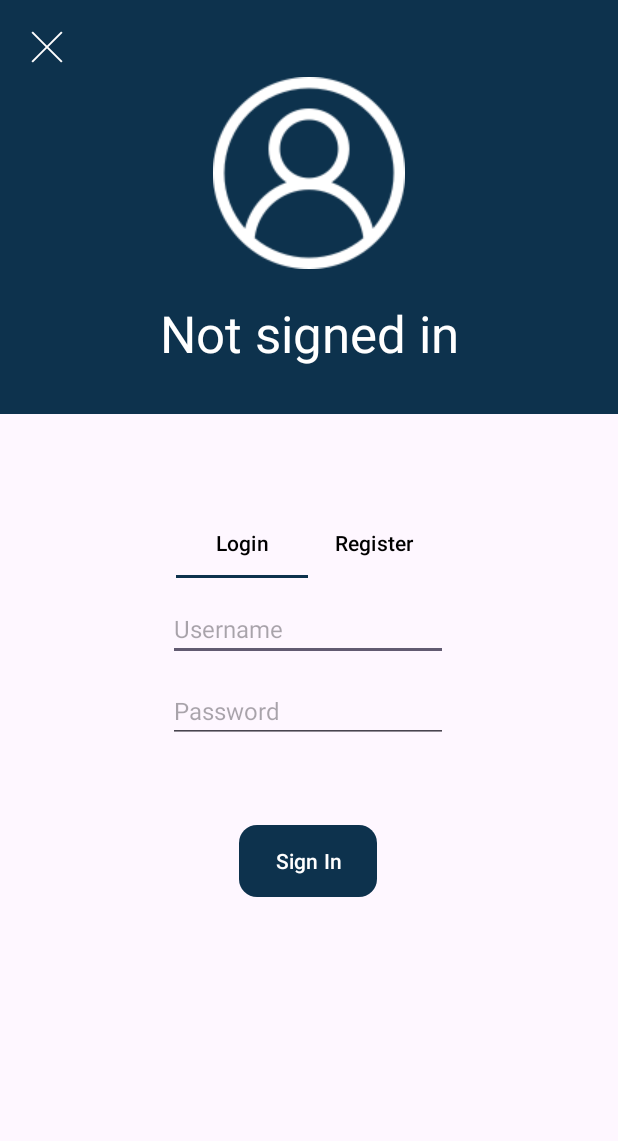
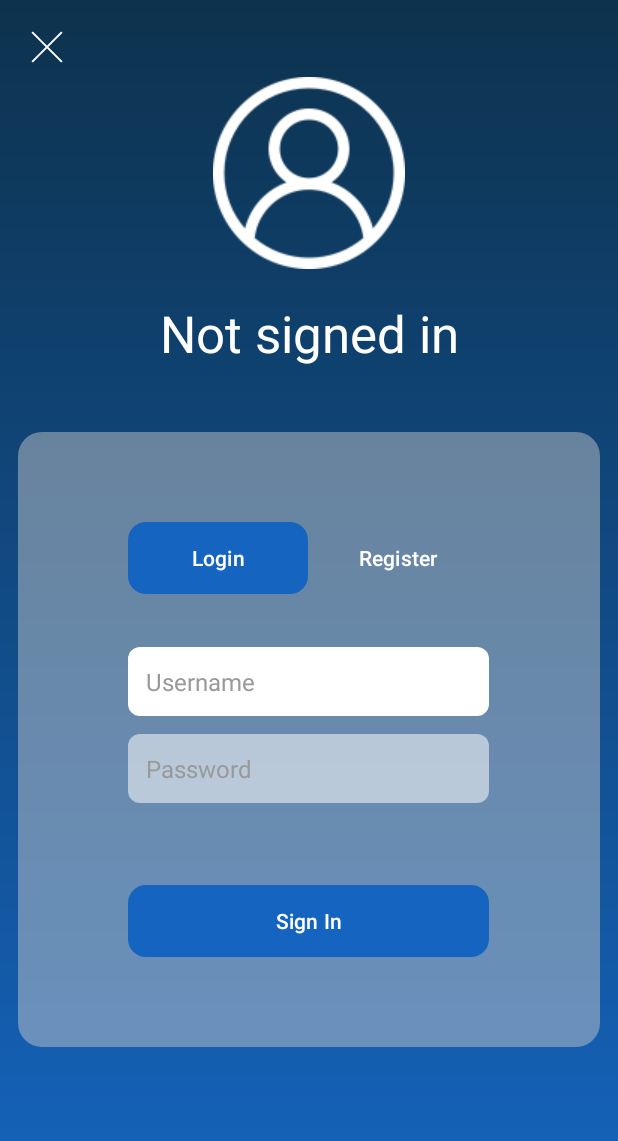
Before and after one commit to UOASOFTENG306/project-1-project-1-team-25, an Android app: the UserNotInActivity screen opened directly, with no data from a screen before it, on a phone screen of 412 x 824 dp. Shown: the top 1141 px of the screen. Run offline under Robolectric (Android 15) with nearby library versions, the phone set to English and light mode, and no system bars; our stand-ins replace Firebase (no records; nobody signed in at launch, a user with empty details on screens opened directly).

Commit message:
feat: Revamp the login/register page

```diff
--- a/app/src/main/res/drawable/active_button_style.xml
+++ b/app/src/main/res/drawable/active_button_style.xml
@@ -1,14 +1,19 @@
 <?xml version="1.0" encoding="utf-8"?>
 <!-- res/drawable/bottom_border.xml -->
-<layer-list xmlns:android="http://schemas.android.com/apk/res/android">
-    <item
-        android:bottom="1dp"
-        android:left="-3dp"
-        android:right="-3dp"
-        android:top="-3dp">
-        <shape android:shape="rectangle">
-            <solid android:color="#00000000" /> <!-- Transparent color -->
-            <stroke android:color="@color/main" android:width="2dp" /> <!-- Border width -->
-        </shape>
-    </item>
-</layer-list>
+<shape xmlns:android="http://schemas.android.com/apk/res/android">
+    <solid android:color="@color/secondary" />
+    <corners android:radius="12dp" /> <!-- Adjust the radius as needed -->
+</shape>
+
+<!--<layer-list xmlns:android="http://schemas.android.com/apk/res/android">-->
+<!--    <item-->
+<!--        android:bottom="1dp"-->
+<!--        android:left="-3dp"-->
+<!--        android:right="-3dp"-->
+<!--        android:top="-3dp">-->
+<!--        <shape android:shape="rectangle">-->
+<!--            <solid android:color="#ffffff" /> &lt;!&ndash; Transparent color &ndash;&gt;-->
+<!--            <stroke android:color="@color/main" android:width="2dp" /> &lt;!&ndash; Border width &ndash;&gt;-->
+<!--        </shape>-->
+<!--    </item>-->
+<!--</layer-list>-->
--- /dev/null
+++ b/app/src/main/res/drawable/default_edittext_bg.xml
@@ -0,0 +1,5 @@
+<?xml version="1.0" encoding="utf-8"?>
+<shape xmlns:android="http://schemas.android.com/apk/res/android">
+    <solid android:color="#88FFFFFF" /> <!-- Dark background color -->
+    <corners android:radius="8dp" /> <!-- Rounded corners -->
+</shape>
--- /dev/null
+++ b/app/src/main/res/drawable/focused_edittext_bg.xml
@@ -0,0 +1,5 @@
+<?xml version="1.0" encoding="utf-8"?>
+<shape xmlns:android="http://schemas.android.com/apk/res/android">
+    <solid android:color="#FFFFFF" /> <!-- Dark background color -->
+    <corners android:radius="8dp" /> <!-- Rounded corners -->
+</shape>
--- /dev/null
+++ b/app/src/main/res/drawable/gradient_background.xml
@@ -0,0 +1,7 @@
+<?xml version="1.0" encoding="utf-8"?>
+<shape xmlns:android="http://schemas.android.com/apk/res/android">
+    <gradient
+        android:startColor="@color/main"
+        android:endColor="@color/secondary"
+        android:angle="270" />
+</shape>
--- /dev/null
+++ b/app/src/main/res/drawable/input_bubble_edittext.xml
@@ -0,0 +1,8 @@
+<?xml version="1.0" encoding="utf-8"?>
+<selector xmlns:android="http://schemas.android.com/apk/res/android">
+<!-- Focused state -->
+<item android:state_focused="true" android:drawable="@drawable/focused_edittext_bg" />
+
+<!-- Default state -->
+<item android:drawable="@drawable/default_edittext_bg" />
+</selector>
--- /dev/null
+++ b/app/src/main/res/drawable/login_fragment_background.xml
@@ -0,0 +1,5 @@
+<?xml version="1.0" encoding="utf-8"?>
+<shape xmlns:android="http://schemas.android.com/apk/res/android">
+    <solid android:color="#77CCCCCC" />
+    <corners android:radius="16dp" /> <!-- Adjust the radius as needed -->
+</shape>
--- /dev/null
+++ b/app/src/main/res/drawable/login_header_background.xml
@@ -0,0 +1,6 @@
+<?xml version="1.0" encoding="utf-8"?>
+<shape xmlns:android="http://schemas.android.com/apk/res/android">
+    <solid android:color="@color/main" />
+    <corners android:topLeftRadius="0dp" android:topRightRadius="0dp"
+        android:bottomLeftRadius="40dp" android:bottomRightRadius="40dp" /> <!-- Adjust the radius as needed -->
+</shape>
--- a/app/src/main/res/drawable/rounded_button.xml
+++ b/app/src/main/res/drawable/rounded_button.xml
@@ -1,5 +1,5 @@
 <?xml version="1.0" encoding="utf-8"?>
 <shape xmlns:android="http://schemas.android.com/apk/res/android">
-    <solid android:color="@color/main" />
+    <solid android:color="@color/secondary" />
     <corners android:radius="12dp" /> <!-- Adjust the radius as needed -->
 </shape>
--- a/app/src/main/res/layout/activity_user_not_in.xml
+++ b/app/src/main/res/layout/activity_user_not_in.xml
@@ -10,6 +10,7 @@
     <LinearLayout
         android:layout_width="match_parent"
         android:layout_height="match_parent"
+        android:background="@drawable/gradient_background"
         android:orientation="vertical"
         android:weightSum="100">
 
@@ -18,7 +19,6 @@
             android:layout_width="match_parent"
             android:layout_height="wrap_content"
             android:layout_weight="0"
-            android:background="#0D324D"
             android:gravity="center"
             android:orientation="vertical"
             android:padding="11dp">
--- a/app/src/main/res/layout/fragment_login.xml
+++ b/app/src/main/res/layout/fragment_login.xml
@@ -11,18 +11,20 @@
     <LinearLayout
         android:layout_width="match_parent"
         android:layout_height="match_parent"
+        android:background="@drawable/login_fragment_background"
         android:orientation="vertical">
 
         <LinearLayout
             android:layout_width="wrap_content"
             android:layout_height="wrap_content"
             android:layout_gravity="center"
-            android:layout_marginTop="50dp"
+            android:layout_marginTop="60dp"
+            android:layout_marginBottom="60dp"
             android:orientation="vertical">
 
             <LinearLayout
                 android:id="@+id/linearLayout2"
-                android:layout_width="wrap_content"
+                android:layout_width="match_parent"
                 android:layout_height="wrap_content"
                 android:layout_gravity="center_horizontal"
                 android:orientation="horizontal">
@@ -30,8 +32,10 @@
                 <Button
                     android:id="@+id/login_view_button"
                     style="@style/ActiveLoginSwitchButton"
-                    android:layout_width="wrap_content"
+                    android:layout_width="0dp"
+                    android:layout_weight="0.5"
                     android:layout_height="wrap_content"
+                    android:textColor="#ffffff"
                     android:onClick="onViewLogin"
                     android:text="@string/login"
                     app:backgroundTint="@null"/>
@@ -39,8 +43,10 @@
                 <Button
                     android:id="@+id/register_view_button"
                     style="@style/InactiveLoginSwitchButton"
-                    android:layout_width="wrap_content"
+                    android:layout_width="0dp"
+                    android:layout_weight="0.5"
                     android:layout_height="wrap_content"
+                    android:textColor="#ffffff"
                     android:text="@string/register"
                     android:onClick="onViewRegister"
                     app:backgroundTint="@null" />
@@ -48,27 +54,32 @@
 
             <EditText
                 android:id="@+id/username_input_view"
-                android:layout_marginTop="12dp"
-                android:layout_width="wrap_content"
+                android:layout_width="match_parent"
                 android:layout_height="wrap_content"
-                android:layout_gravity="center_horizontal"
-                android:autofillHints="no"
+                android:layout_marginTop="35dp"
+                android:padding="12dp"
+                android:background="@drawable/input_bubble_edittext"
                 android:textSize="16sp"
-                android:ems="10"
                 android:hint="@string/username"
-                android:inputType="text" />
+                android:inputType="text"
+                android:textColorHint="#999999"
+                android:textColor="#000000"
+                android:imeOptions="actionNext" />
 
             <EditText
                 android:id="@+id/password_input_view"
+                android:layout_width="match_parent"
+                android:layout_height="wrap_content"
                 android:layout_marginTop="12dp"
-                android:layout_width="wrap_content"
-                android:layout_height="wrap_content"
-                android:layout_gravity="center_horizontal"
-                android:autofillHints="no"
+                android:padding="12dp"
+                android:background="@drawable/input_bubble_edittext"
                 android:textSize="16sp"
-                android:ems="10"
                 android:hint="@string/password"
-                android:inputType="textPassword" />
+                android:inputType="textPassword"
+                android:textColorHint="#999999"
+                android:textColor="#000000"
+                android:imeOptions="actionDone" /> <!-- Optional: Set IME options for keyboard actions -->
+
 
             <TextView
                 android:id="@+id/successMessage"
@@ -78,13 +89,12 @@
                 android:text="Account created successfully!"
                 android:textSize="18sp"
                 android:textColor="@android:color/holo_green_dark"
-                android:layout_centerInParent="true"
                 android:visibility="invisible" />
 
             <Button
                 android:id="@+id/confirm_button"
                 android:layout_marginTop="20dp"
-                android:layout_width="wrap_content"
+                android:layout_width="match_parent"
                 android:layout_height="wrap_content"
                 android:layout_gravity="center_horizontal"
                 android:background="@drawable/rounded_button"
--- a/app/src/main/res/values/colors.xml
+++ b/app/src/main/res/values/colors.xml
@@ -3,5 +3,6 @@
     <color name="black">#FF000000</color>
     <color name="white">#FFFFFFFF</color>
     <color name="main">#0D324D</color>
+    <color name="secondary">#1565C0</color>
 
 </resources>
```
